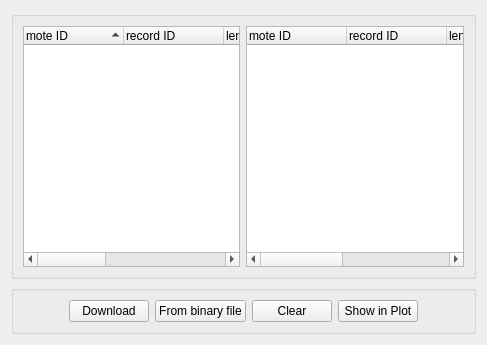
This is tinyos-2.x/trunk/support/cpp/TestShimmer/src/SDataWidget.ui in baharev/szte-wsn-code as Qt 5 draws it before an edit. The edited form follows.
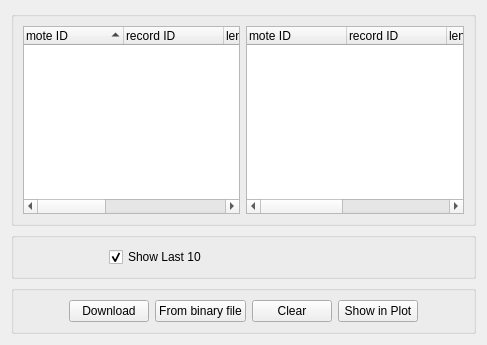
This is the edited form.

```diff
--- a/tinyos-2.x/trunk/support/cpp/TestShimmer/src/SDataWidget.ui
+++ b/tinyos-2.x/trunk/support/cpp/TestShimmer/src/SDataWidget.ui
@@ -96,6 +96,77 @@
      </layout>
     </widget>
    </item>
+   <item>
+    <widget class="QGroupBox" name="groupBox_3">
+     <property name="title">
+      <string/>
+     </property>
+     <layout class="QHBoxLayout" name="horizontalLayout_5">
+      <item>
+       <spacer name="horizontalSpacer_3">
+        <property name="orientation">
+         <enum>Qt::Horizontal</enum>
+        </property>
+        <property name="sizeHint" stdset="0">
+         <size>
+          <width>40</width>
+          <height>20</height>
+         </size>
+        </property>
+       </spacer>
+      </item>
+      <item>
+       <widget class="QCheckBox" name="showLastTencBox">
+        <property name="text">
+         <string>Show Last 10</string>
+        </property>
+        <property name="checked">
+         <bool>true</bool>
+        </property>
+       </widget>
+      </item>
+      <item>
+       <spacer name="horizontalSpacer_5">
+        <property name="orientation">
+         <enum>Qt::Horizontal</enum>
+        </property>
+        <property name="sizeHint" stdset="0">
+         <size>
+          <width>40</width>
+          <height>20</height>
+         </size>
+        </property>
+       </spacer>
+      </item>
+      <item>
+       <spacer name="horizontalSpacer_6">
+        <property name="orientation">
+         <enum>Qt::Horizontal</enum>
+        </property>
+        <property name="sizeHint" stdset="0">
+         <size>
+          <width>40</width>
+          <height>20</height>
+         </size>
+        </property>
+       </spacer>
+      </item>
+      <item>
+       <spacer name="horizontalSpacer_4">
+        <property name="orientation">
+         <enum>Qt::Horizontal</enum>
+        </property>
+        <property name="sizeHint" stdset="0">
+         <size>
+          <width>40</width>
+          <height>20</height>
+         </size>
+        </property>
+       </spacer>
+      </item>
+     </layout>
+    </widget>
+   </item>
    <item>
     <widget class="QGroupBox" name="groupBox_2">
      <property name="title">
```
